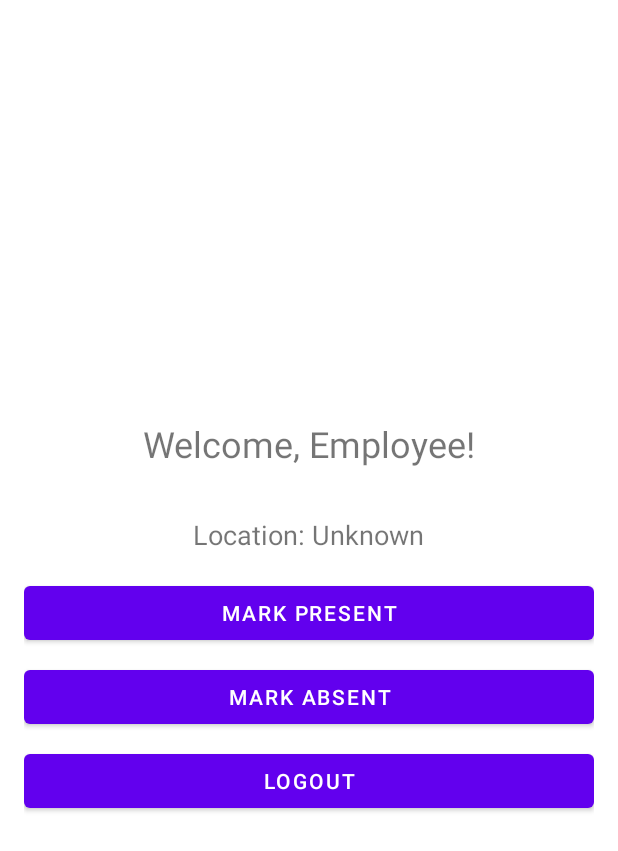
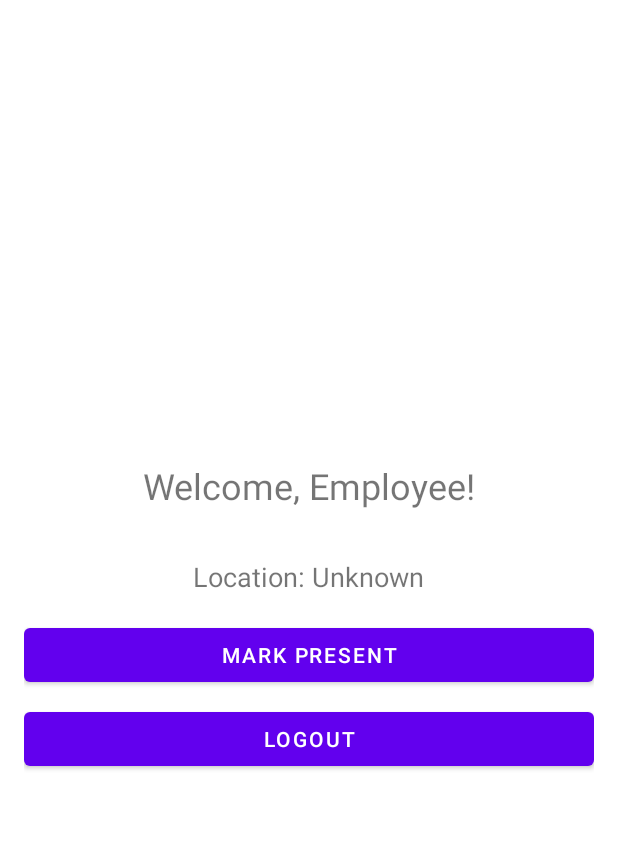
Before and after one commit to hkbagh/Spotin_Attendance_App, an Android app: the layout activity_employee_dashboard.xml on its own in the app's theme, with its tools: preview values and no code run, on a phone screen of 412 x 824 dp. Shown: the top 851 px of the screen. Run offline under Robolectric (Android 15) with nearby library versions, the phone set to English and light mode, and no system bars.

Commit message:
Removed the Mark as absent button

```diff
--- a/app/src/main/java/com/hkbagh/spotin/EmployeeDashboardActivity.kt
+++ b/app/src/main/java/com/hkbagh/spotin/EmployeeDashboardActivity.kt
@@ -31,7 +31,6 @@ class EmployeeDashboardActivity : AppCompatActivity() {
     private lateinit var welcomeTextView: TextView
     private lateinit var locationTextView: TextView
     private lateinit var markPresentButton: Button
-    private lateinit var markAbsentButton: Button
     private lateinit var logoutButton: Button
 
     private lateinit var fusedLocationClient: FusedLocationProviderClient
@@ -48,7 +47,6 @@ class EmployeeDashboardActivity : AppCompatActivity() {
         welcomeTextView = findViewById(R.id.welcomeTextView)
         locationTextView = findViewById(R.id.locationTextView)
         markPresentButton = findViewById(R.id.markPresentButton)
-        markAbsentButton = findViewById(R.id.markAbsentButton)
         logoutButton = findViewById(R.id.logoutButton)
 
         fusedLocationClient = LocationServices.getFusedLocationProviderClient(this)
@@ -58,7 +56,6 @@ class EmployeeDashboardActivity : AppCompatActivity() {
         welcomeTextView.text = "Welcome, ${Appwrite.currentUser.name.ifEmpty { Appwrite.currentUser.email }}!"
 
         markPresentButton.setOnClickListener { recordAttendance("P") }
-        markAbsentButton.setOnClickListener { recordAttendance("A") }
         logoutButton.setOnClickListener { logoutUser() }
 
         checkLocationPermissionsAndGetLocation()
@@ -179,7 +176,7 @@ class EmployeeDashboardActivity : AppCompatActivity() {
                 }
             } catch (e: Exception) {
                 withContext(Dispatchers.Main) {
-
+                    Log.e("Attendance", "Failed to record attendance: ${e.message}", e)
                     Toast.makeText(this@EmployeeDashboardActivity, "Failed to record attendance: ${e.message}", Toast.LENGTH_LONG).show()
                 }
             }
--- a/app/src/main/res/layout/activity_employee_dashboard.xml
+++ b/app/src/main/res/layout/activity_employee_dashboard.xml
@@ -32,13 +32,6 @@
         android:layout_marginBottom="8dp"/>
 
     <Button
-        android:id="@+id/markAbsentButton"
-        android:layout_width="match_parent"
-        android:layout_height="wrap_content"
-        android:text="Mark Absent"
-        android:layout_marginBottom="8dp"/>
-
-    <Button
         android:id="@+id/logoutButton"
         android:layout_width="match_parent"
         android:layout_height="wrap_content"
```
